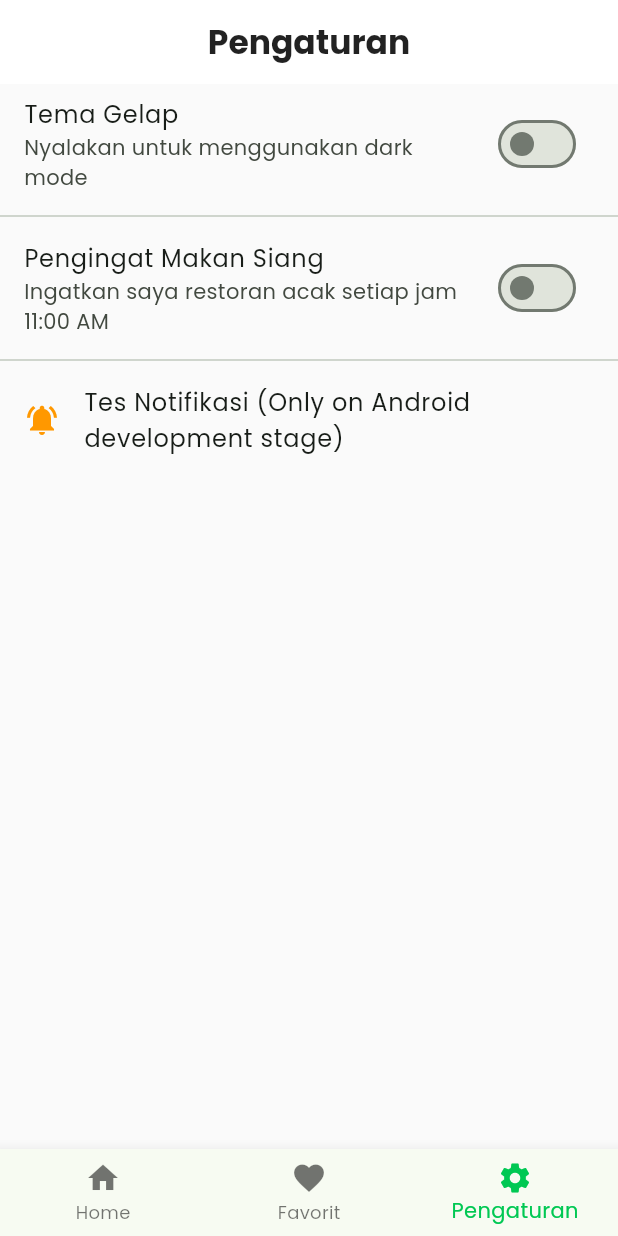
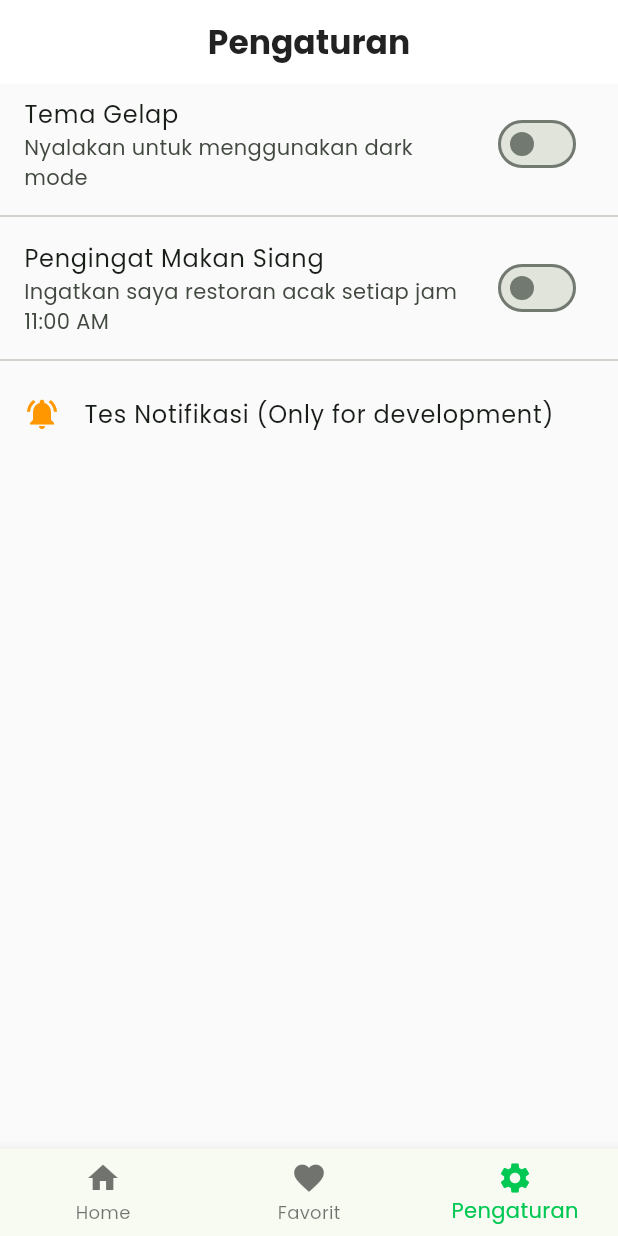
Before and after one commit to mqafsi23/fav_resto_app, a Flutter app: the screen it shows after launch, item 3 of the bottom bar chosen, on a phone screen of 412 x 824 dp. Run offline on Flutter 3.47's test engine with Material 3 defaults, Android fonts, the phone set to English and light mode, and no system bars; our stand-ins replace flutter_local_notifications, google_fonts, shared_preferences, sqflite; missing offline and left inert: workmanager; accounts and stored records are empty; network calls fail.

Commit message:
refactor: changing notif testing title cause it works on ios too

```diff
--- a/lib/screen/settings_screen.dart
+++ b/lib/screen/settings_screen.dart
@@ -34,7 +34,7 @@ class SettingsScreen extends StatelessWidget {
               const Divider(),
               ListTile(
                 leading: const Icon(Icons.notifications_active, color: Colors.orange),
-                title: const Text('Tes Notifikasi (Only on Android development stage)'),
+                title: const Text('Tes Notifikasi (Only for development)'),
                 onTap: () async {
                   await NotificationHelper().showNotification();
                 },
```
